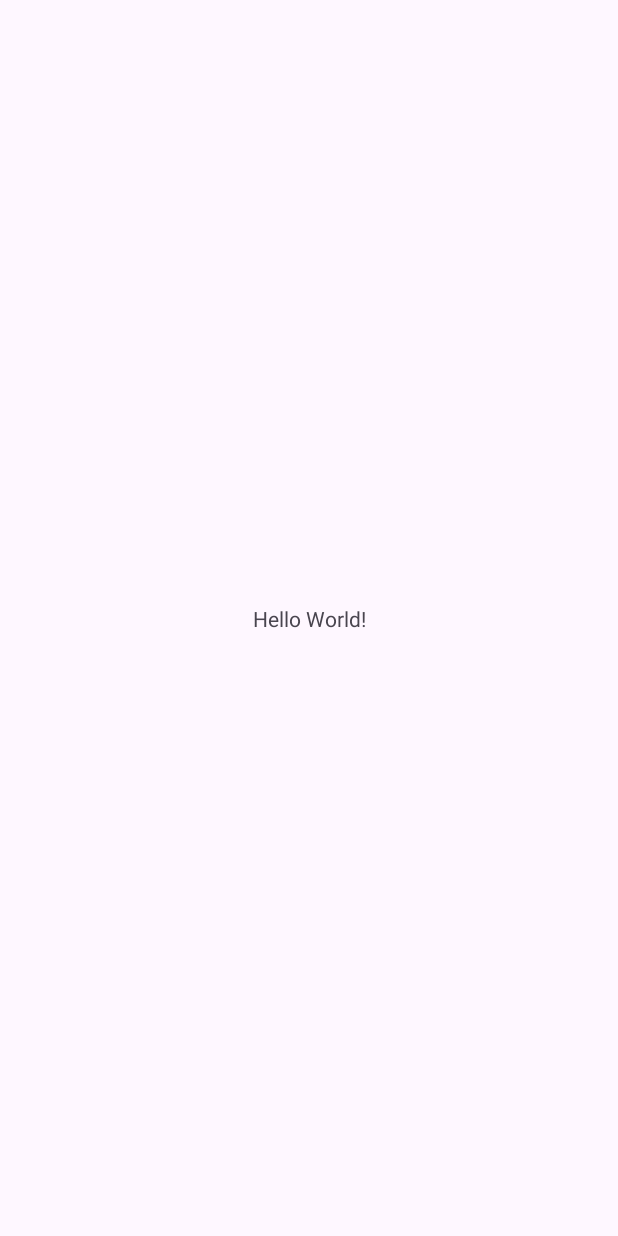
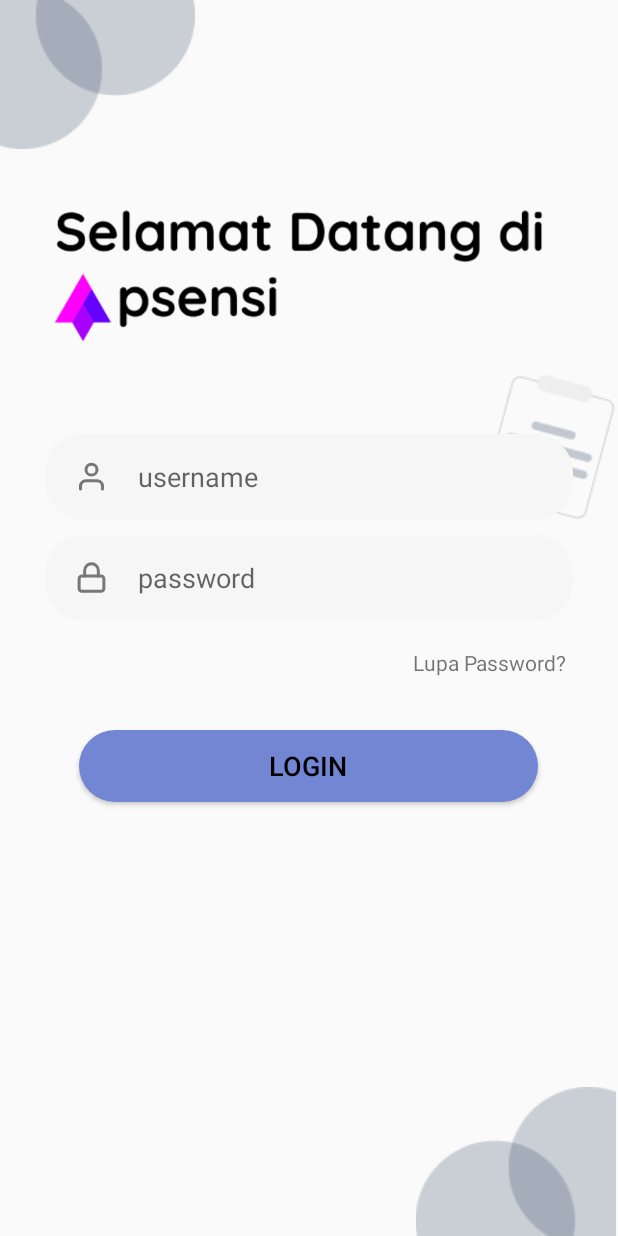
Before and after one commit to three-lab/apsensi-mobile, an Android app: the screen it shows after launch (MainActivity), on a phone screen of 412 x 824 dp. Before the commit the screen is almost empty. Run offline under Robolectric (Android 15) with nearby library versions, the phone set to English and light mode, and no system bars.

Commit message:
add :designLogin

```diff
--- a/app/src/main/java/com/threelab/apsensi/MainActivity.kt
+++ b/app/src/main/java/com/threelab/apsensi/MainActivity.kt
@@ -7,5 +7,6 @@
     override fun onCreate(savedInstanceState: Bundle?) {
         super.onCreate(savedInstanceState)
         setContentView(R.layout.activity_main)
+        supportActionBar?.hide()
     }
 }
--- /dev/null
+++ b/app/src/main/res/drawable/button_shape.xml
@@ -0,0 +1,7 @@
+<?xml version="1.0" encoding="utf-8"?>
+<shape xmlns:android="http://schemas.android.com/apk/res/android">
+
+    <solid android:color="@color/primaryColor"/>
+    <corners android:radius="25dp"/>
+
+</shape>
--- /dev/null
+++ b/app/src/main/res/drawable/lock.xml
@@ -0,0 +1,20 @@
+<vector xmlns:android="http://schemas.android.com/apk/res/android"
+    android:width="22dp"
+    android:height="22dp"
+    android:viewportWidth="22"
+    android:viewportHeight="22">
+  <path
+      android:pathData="M17.417,10.083H4.583C3.571,10.083 2.75,10.904 2.75,11.917V18.333C2.75,19.346 3.571,20.167 4.583,20.167H17.417C18.429,20.167 19.25,19.346 19.25,18.333V11.917C19.25,10.904 18.429,10.083 17.417,10.083Z"
+      android:strokeLineJoin="round"
+      android:strokeWidth="2"
+      android:fillColor="#00000000"
+      android:strokeColor="#777777"
+      android:strokeLineCap="round"/>
+  <path
+      android:pathData="M6.417,10.083V6.417C6.417,5.201 6.9,4.035 7.759,3.176C8.619,2.316 9.784,1.833 11,1.833C12.215,1.833 13.381,2.316 14.241,3.176C15.1,4.035 15.583,5.201 15.583,6.417V10.083"
+      android:strokeLineJoin="round"
+      android:strokeWidth="2"
+      android:fillColor="#00000000"
+      android:strokeColor="#777777"
+      android:strokeLineCap="round"/>
+</vector>
--- /dev/null
+++ b/app/src/main/res/drawable/user.xml
@@ -0,0 +1,20 @@
+<vector xmlns:android="http://schemas.android.com/apk/res/android"
+    android:width="22dp"
+    android:height="22dp"
+    android:viewportWidth="22"
+    android:viewportHeight="22">
+  <path
+      android:pathData="M18.333,19.25V17.417C18.333,16.444 17.947,15.512 17.259,14.824C16.572,14.136 15.639,13.75 14.667,13.75H7.333C6.361,13.75 5.428,14.136 4.741,14.824C4.053,15.512 3.667,16.444 3.667,17.417V19.25"
+      android:strokeLineJoin="round"
+      android:strokeWidth="2"
+      android:fillColor="#00000000"
+      android:strokeColor="#777777"
+      android:strokeLineCap="round"/>
+  <path
+      android:pathData="M11,10.083C13.025,10.083 14.667,8.442 14.667,6.417C14.667,4.392 13.025,2.75 11,2.75C8.975,2.75 7.333,4.392 7.333,6.417C7.333,8.442 8.975,10.083 11,10.083Z"
+      android:strokeLineJoin="round"
+      android:strokeWidth="2"
+      android:fillColor="#00000000"
+      android:strokeColor="#777777"
+      android:strokeLineCap="round"/>
+</vector>
--- a/app/src/main/res/layout/activity_main.xml
+++ b/app/src/main/res/layout/activity_main.xml
@@ -1,18 +1,106 @@
 <?xml version="1.0" encoding="utf-8"?>
-<androidx.constraintlayout.widget.ConstraintLayout xmlns:android="http://schemas.android.com/apk/res/android"
+<RelativeLayout xmlns:android="http://schemas.android.com/apk/res/android"
     xmlns:app="http://schemas.android.com/apk/res-auto"
     xmlns:tools="http://schemas.android.com/tools"
     android:layout_width="match_parent"
     android:layout_height="match_parent"
-    tools:context=".MainActivity">
+    tools:context=".MainActivity"
+    android:backgroundTint="@color/background">
+    >
 
-    <TextView
+    <ImageView
         android:layout_width="wrap_content"
         android:layout_height="wrap_content"
-        android:text="Hello World!"
-        app:layout_constraintBottom_toBottomOf="parent"
-        app:layout_constraintEnd_toEndOf="parent"
-        app:layout_constraintStart_toStartOf="parent"
-        app:layout_constraintTop_toTopOf="parent" />
+        android:src="@drawable/gambar1"
+        android:layout_alignParentTop="true"
+        android:layout_alignParentLeft="true"
+        android:id="@+id/img1"
+        />
 
-</androidx.constraintlayout.widget.ConstraintLayout>
+    <ImageView
+        android:id="@+id/img2"
+        android:layout_width="327dp"
+        android:layout_height="129dp"
+        android:layout_below="@+id/img1"
+        android:layout_alignParentRight="true"
+        android:layout_marginLeft="15dp"
+        android:layout_marginTop="15dp"
+        android:layout_marginRight="48dp"
+        android:src="@drawable/gambar2" />
+
+    <ImageView
+        android:layout_width="wrap_content"
+        android:layout_height="wrap_content"
+        android:src="@drawable/gambar3"
+        android:layout_below="@id/img2"
+        android:layout_alignParentRight="true"
+        />
+
+    <LinearLayout
+        android:layout_width="match_parent"
+        android:layout_height="wrap_content"
+        android:orientation="vertical"
+        android:layout_below="@id/img2"
+        android:padding="30dp"
+        android:id="@+id/ly_1" >
+
+        <EditText
+            android:id="@+id/edit_username"
+            android:layout_width="match_parent"
+            android:layout_height="57dp"
+            android:layout_marginTop="15dp"
+            android:background="@drawable/button_shape"
+            android:backgroundTint="@color/backgroundInt"
+            android:hint="username"
+            android:drawableStart="@drawable/user"
+            android:drawablePadding="20dp"
+            android:paddingLeft="20dp" />
+
+        <EditText
+            android:layout_width="match_parent"
+            android:layout_height="57dp"
+            android:background="@drawable/button_shape"
+            android:layout_marginTop="10dp"
+            android:hint="password"
+            android:paddingLeft="20dp"
+            android:drawableStart="@drawable/lock"
+            android:drawablePadding="20dp"
+            android:backgroundTint="@color/backgroundInt"
+            android:id="@+id/edit_password"/>
+
+        <TextView
+            android:layout_width="wrap_content"
+            android:layout_height="wrap_content"
+            android:layout_below="@+id/edit_password"
+            android:text="Lupa Password?"
+            android:layout_marginTop="18dp"
+            android:layout_marginLeft="245dp"
+            />
+    </LinearLayout>
+
+    <Button
+        android:id="@+id/btn_1"
+        android:layout_width="wrap_content"
+        android:layout_height="wrap_content"
+        android:layout_below="@id/ly_1"
+        android:layout_centerHorizontal="true"
+        android:layout_marginTop="5dp"
+        android:width="306dp"
+        android:background="@drawable/button_shape"
+        android:text="Login"
+        android:textColor="@color/black"
+        android:textSize="18sp" />
+
+    <ImageView
+        android:layout_width="135dp"
+        android:layout_height="wrap_content"
+        android:layout_alignParentLeft="true"
+        android:layout_alignParentBottom="true"
+        android:layout_marginLeft="276dp"
+        android:layout_marginBottom="0dp"
+        android:src="@drawable/gambar4" />
+
+
+
+
+</RelativeLayout>
--- a/app/src/main/res/values-night/themes.xml
+++ /dev/null
@@ -1,7 +0,0 @@
-<resources xmlns:tools="http://schemas.android.com/tools">
-    <!-- Base application theme. -->
-    <style name="Base.Theme.Apsensi" parent="Theme.Material3.DayNight.NoActionBar">
-        <!-- Customize your dark theme here. -->
-        <!-- <item name="colorPrimary">@color/my_dark_primary</item> -->
-    </style>
-</resources>
--- a/app/src/main/res/values/colors.xml
+++ b/app/src/main/res/values/colors.xml
@@ -2,4 +2,8 @@
 <resources>
     <color name="black">#FF000000</color>
     <color name="white">#FFFFFFFF</color>
+    <color name="primaryColor">#7286D3</color>
+    <color name="background">#FFFFFFFF</color>
+    <color name="backgroundInt">#F6F6F6</color>
+
 </resources>
--- /dev/null
+++ b/app/src/main/res/values/styles.xml
@@ -0,0 +1,12 @@
+<?xml version="1.0" encoding="utf-8"?>
+<resources>
+    <style name="Theme.Apsensi" parent="Theme.AppCompat.Light.DarkActionBar">
+        <item name="colorPrimary">@color/primaryColor</item>
+        <item name="colorAccent">@color/black</item>
+        <item name="colorOnPrimary">@color/background</item>
+        <item name="colorOutline">@color/backgroundInt</item>
+
+    </style>
+
+
+</resources>
--- a/app/src/main/res/values/themes.xml
+++ /dev/null
@@ -1,9 +0,0 @@
-<resources xmlns:tools="http://schemas.android.com/tools">
-    <!-- Base application theme. -->
-    <style name="Base.Theme.Apsensi" parent="Theme.Material3.DayNight.NoActionBar">
-        <!-- Customize your light theme here. -->
-        <!-- <item name="colorPrimary">@color/my_light_primary</item> -->
-    </style>
-
-    <style name="Theme.Apsensi" parent="Base.Theme.Apsensi" />
-</resources>
```
Also changed, not shown: app/src/main/res/drawable/gambar1.png (added), app/src/main/res/drawable/gambar2.png (added), app/src/main/res/drawable/gambar3.png (added), app/src/main/res/drawable/gambar4.png (added).
